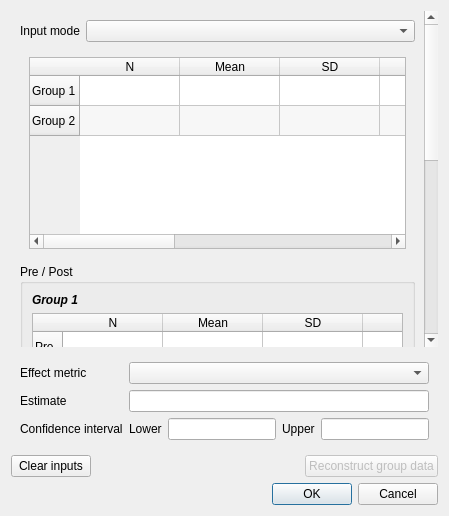
The window that src/rc_metastudio/forms/continuous_data_dialog.ui (AliSalman-et-al/rc-metastudio) describes before a commit, drawn with Qt 5.
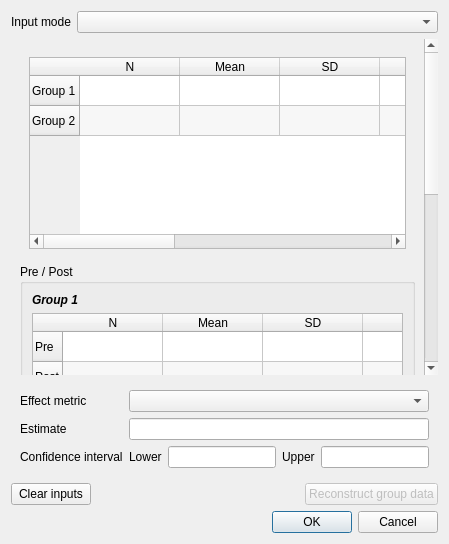
The same window after the commit. Icons and pictures are not drawn.

The edit to the form file:
```diff
--- a/src/rc_metastudio/forms/continuous_data_dialog.ui
+++ b/src/rc_metastudio/forms/continuous_data_dialog.ui
@@ -6,6 +6,10 @@
   <property name="windowTitle"><string>Continuous Data</string></property>
   <property name="windowIcon"><iconset resource="../images/icons.qrc"><normaloff>:/misc/meta.png</normaloff>:/misc/meta.png</iconset></property>
   <layout class="QVBoxLayout" name="dialog_layout">
+       <item><layout class="QFormLayout" name="input_mode_layout">
+        <item row="0" column="0"><widget class="QLabel" name="input_mode_label"><property name="text"><string>Input mode</string></property><property name="buddy"><cstring>input_mode_combo</cstring></property></widget></item>
+        <item row="0" column="1"><widget class="QComboBox" name="input_mode_combo"/></item>
+       </layout></item>
    <item>
     <widget class="QScrollArea" name="content_scroll">
      <property name="frameShape"><enum>QFrame::NoFrame</enum></property>
@@ -15,10 +19,7 @@
      <widget class="QWidget" name="content_widget">
       <property name="geometry"><rect><x>0</x><y>0</y><width>0</width><height>0</height></rect></property>
       <layout class="QVBoxLayout" name="content_layout">
-       <item><layout class="QFormLayout" name="input_mode_layout">
-        <item row="0" column="0"><widget class="QLabel" name="input_mode_label"><property name="text"><string>Input mode</string></property><property name="buddy"><cstring>input_mode_combo</cstring></property></widget></item>
-        <item row="0" column="1"><widget class="QComboBox" name="input_mode_combo"/></item>
-       </layout></item>
+
        <item>
         <widget class="QWidget" name="simple_group">
          <layout class="QVBoxLayout" name="simple_layout">
```
